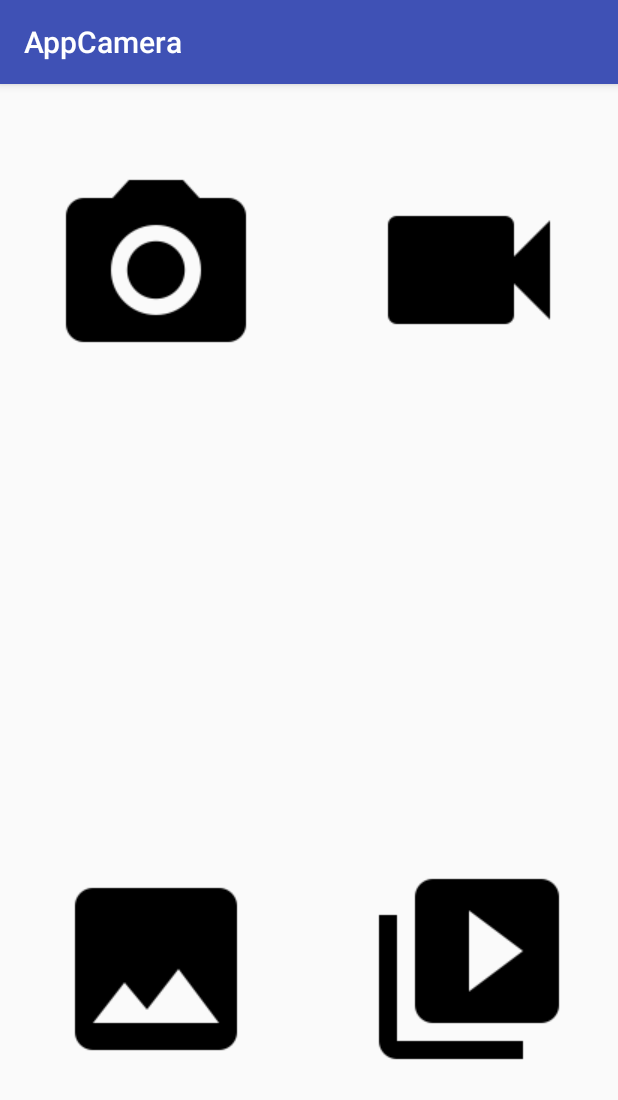
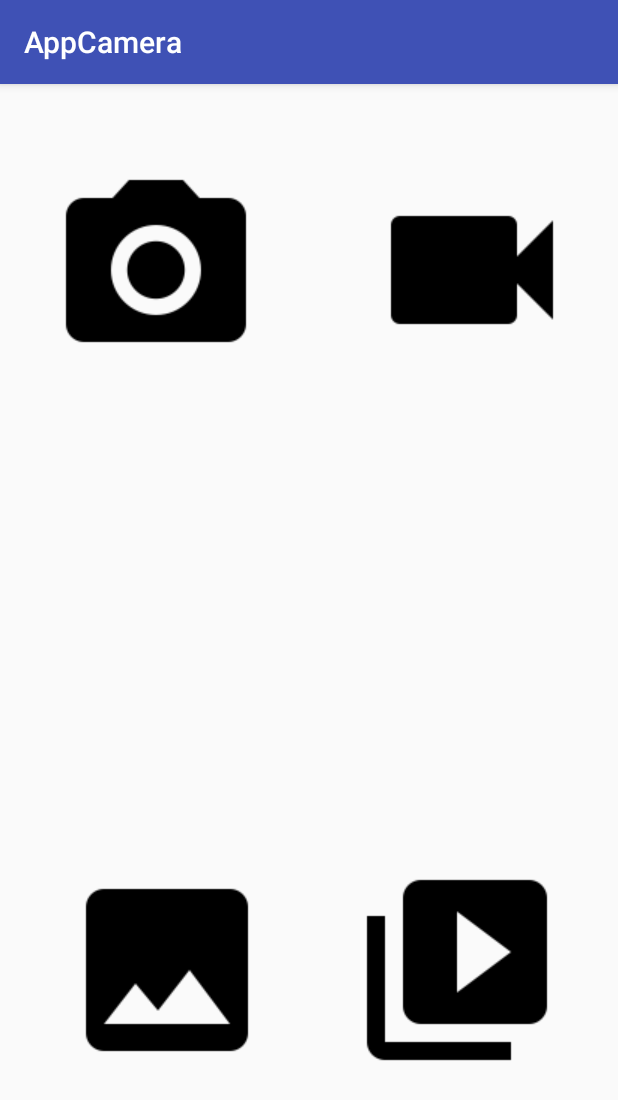
Before and after one commit to gbarzola/appCamera, an Android app: the screen it shows after launch (MainActivity), on a phone screen of 412 x 824 dp. Shown: the top 1100 px of the screen. Run offline under Robolectric (Android 15) with nearby library versions, the phone set to English and light mode, and no system bars.

Commit message:
id de logos

```diff
--- a/app/src/main/res/layout/activity_main.xml
+++ b/app/src/main/res/layout/activity_main.xml
@@ -8,7 +8,7 @@
 
 
     <ImageView
-        android:id="@+id/imageView"
+        android:id="@+id/tomaFoto"
         android:layout_width="wrap_content"
         android:layout_height="wrap_content"
         android:layout_alignParentStart="true"
@@ -18,28 +18,30 @@
         app:srcCompat="@drawable/ic_camera_alt_black_48dp" />
 
     <ImageView
-        android:id="@+id/imageView2"
+        android:id="@+id/tomaVideo"
         android:layout_width="wrap_content"
         android:layout_height="wrap_content"
         android:layout_alignParentEnd="true"
-        android:layout_alignTop="@+id/imageView"
-        android:layout_marginEnd="27dp"
+        android:layout_alignTop="@+id/tomaFoto"
+        android:layout_marginEnd="25dp"
         app:srcCompat="@drawable/ic_videocam_black_48dp" />
 
     <ImageView
-        android:id="@+id/imageView3"
+        android:id="@+id/pickFoto"
         android:layout_width="wrap_content"
         android:layout_height="wrap_content"
         android:layout_alignParentBottom="true"
-        android:layout_alignStart="@+id/imageView"
-        android:layout_marginBottom="106dp"
+        android:layout_alignParentStart="true"
+        android:layout_marginBottom="105dp"
+        android:layout_marginStart="39dp"
         app:srcCompat="@drawable/ic_insert_photo_black_48dp" />
 
     <ImageView
-        android:id="@+id/imageView4"
+        android:id="@+id/pickVideo"
         android:layout_width="wrap_content"
         android:layout_height="wrap_content"
-        android:layout_alignStart="@+id/imageView2"
-        android:layout_alignTop="@+id/imageView3"
+        android:layout_alignParentEnd="true"
+        android:layout_alignTop="@+id/pickFoto"
+        android:layout_marginEnd="35dp"
         app:srcCompat="@drawable/ic_video_library_black_48dp" />
 </RelativeLayout>
```
